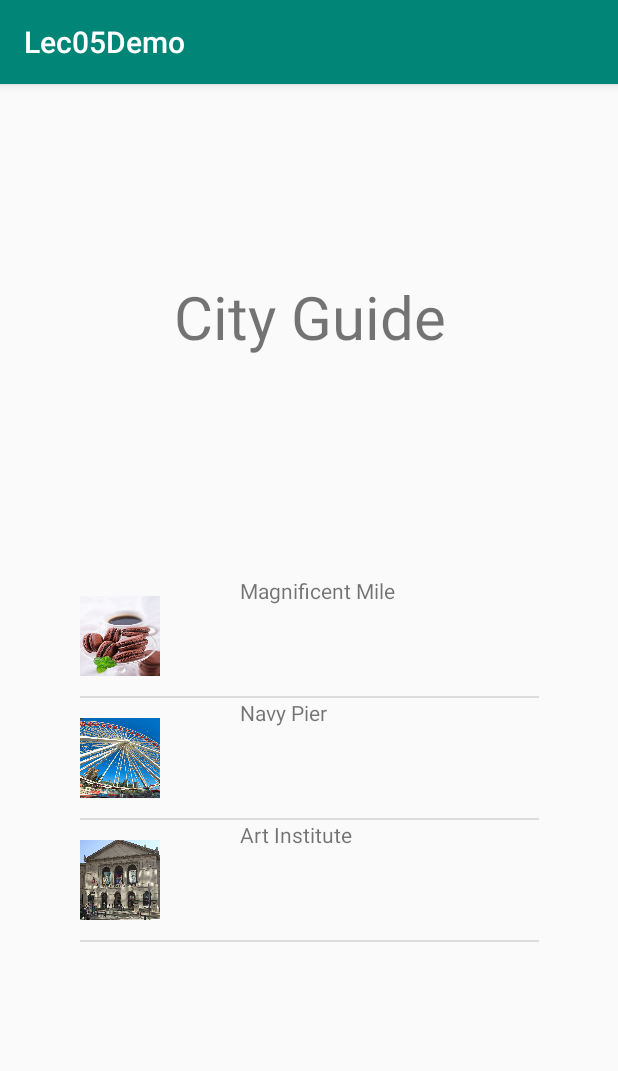
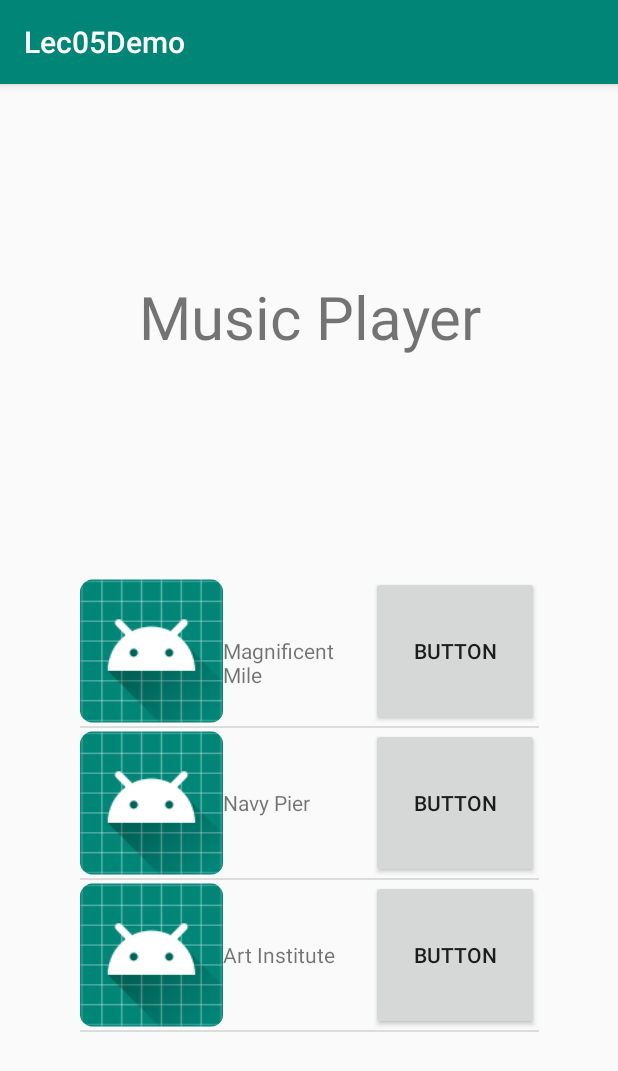
Before and after one commit to Birdielove/Lec05Demo, an Android app: the screen it shows after launch (MainActivity), on a phone screen of 412 x 824 dp. Shown: the top 1071 px of the screen. Run offline under Robolectric (Android 15) with nearby library versions, the phone set to English and light mode, and no system bars.

Commit message:
Music Player in Progress.

```diff
--- a/app/src/main/AndroidManifest.xml
+++ b/app/src/main/AndroidManifest.xml
@@ -9,8 +9,9 @@
         android:roundIcon="@mipmap/ic_launcher_round"
         android:supportsRtl="true"
         android:theme="@style/AppTheme">
-        <activity android:name=".MainActivity">
-            <intent-filter>
+        <activity android:name=".MainActivity"/>
+        <activity android:name=".SplashScreen">
+         <intent-filter>
                 <action android:name="android.intent.action.MAIN" />
 
                 <category android:name="android.intent.category.LAUNCHER" />
--- a/app/src/main/java/com/birdicomputers/lec05demo/CustomAdapter.java
+++ b/app/src/main/java/com/birdicomputers/lec05demo/CustomAdapter.java
@@ -8,6 +8,7 @@ import android.view.View;
 import android.view.ViewGroup;
 import android.widget.ArrayAdapter;
 import android.widget.BaseAdapter;
+import android.widget.Button;
 import android.widget.ImageView;
 import android.widget.TextView;
 import android.widget.Toast;
@@ -45,12 +46,12 @@ public class CustomAdapter extends BaseAdapter {
         if(convertView==null) {
             ListData subjectData=arrayList.get(position);
             LayoutInflater layoutInflater = LayoutInflater.from(parent.getContext());
-            convertView = layoutInflater.inflate(R.layout.list_items, parent, false);
-            TextView tittle = convertView.findViewById(R.id.text);
+            convertView = layoutInflater.inflate(R.layout.layout_items, parent, false);
+            TextView tittle = convertView.findViewById(R.id.textView3);
             tittle.setText(subjectData.attractionNmae.get(position));
-            Drawable img = parent.getResources().getDrawable(subjectData.image.get(position));
-            img.setBounds(0, 0, 80, 80);
-            tittle.setCompoundDrawables(img, null, null, null);
+            //Drawable img = parent.getResources().getDrawable(subjectData.image.get(position));
+            //img.setBounds(0, 0, 80, 80);
+            tittle.setCompoundDrawables(null, null, null, null);
             tittle.setCompoundDrawablePadding(80);
             return convertView;
         }
--- a/app/src/main/java/com/birdicomputers/lec05demo/ListData.java
+++ b/app/src/main/java/com/birdicomputers/lec05demo/ListData.java
@@ -5,6 +5,7 @@ import android.view.LayoutInflater;
 import android.view.View;
 import android.view.ViewGroup;
 import android.widget.BaseAdapter;
+import android.widget.Button;
 import android.widget.TextView;
 
 import java.util.List;
@@ -13,6 +14,7 @@ public class ListData  {
     List<String> attractionNmae;
     List<Integer> image;
 
+
     public ListData(List<String> attractionNmae, List<Integer> image) {
         this.attractionNmae = attractionNmae;
         this.image = image;
--- a/app/src/main/java/com/birdicomputers/lec05demo/MainActivity.java
+++ b/app/src/main/java/com/birdicomputers/lec05demo/MainActivity.java
@@ -3,10 +3,12 @@ package com.birdicomputers.lec05demo;
 import androidx.appcompat.app.AppCompatActivity;
 
 import android.content.Context;
+import android.media.MediaPlayer;
 import android.os.Bundle;
 import android.view.View;
 import android.widget.AdapterView;
 import android.widget.ArrayAdapter;
+import android.widget.Button;
 import android.widget.ListView;
 import android.widget.Toast;
 
@@ -14,13 +16,18 @@ import java.lang.reflect.Array;
 import java.util.ArrayList;
 import java.util.Arrays;
 import java.util.List;
+import java.util.Timer;
+import java.util.TimerTask;
 
 public class MainActivity extends AppCompatActivity {
 
+    MediaPlayer music, drums;
+    Button play, pause;
     @Override
     protected void onCreate(Bundle savedInstanceState) {
         super.onCreate(savedInstanceState);
         setContentView(R.layout.activity_main);
+
         ListView list = findViewById(R.id.list);
         ArrayList<ListData> arrayList = new ArrayList<ListData>();
         List<String> Attractions = Arrays.asList("Magnificent Mile","Navy Pier","Art Institute");
--- /dev/null
+++ b/app/src/main/java/com/birdicomputers/lec05demo/SplashScreen.java
@@ -0,0 +1,28 @@
+package com.birdicomputers.lec05demo;
+
+import androidx.appcompat.app.AppCompatActivity;
+
+import android.content.Intent;
+import android.os.Bundle;
+
+import java.util.Timer;
+import java.util.TimerTask;
+
+public class SplashScreen extends AppCompatActivity {
+
+    @Override
+    protected void onCreate(Bundle savedInstanceState) {
+        super.onCreate(savedInstanceState);
+        setContentView(R.layout.activity_splash_screen);
+        TimerTask task = new TimerTask() {
+            @Override
+            public void run() {
+                Intent mainActivity = new Intent(SplashScreen.this, MainActivity.class);
+                startActivity(mainActivity);
+            }
+        };
+
+        Timer opening = new Timer();
+        opening.schedule(task,100);
+    }
+}
--- a/app/src/main/res/layout/activity_main.xml
+++ b/app/src/main/res/layout/activity_main.xml
@@ -13,8 +13,7 @@
         android:layout_marginStart="1dp"
         android:layout_marginLeft="1dp"
         android:layout_marginTop="128dp"
-        android:layout_marginBottom="1dp"
-        android:text="City Guide"
+        android:text="@string/musicPlayer"
         android:textAlignment="center"
         android:textSize="40sp"
         app:layout_constraintEnd_toEndOf="parent"
--- /dev/null
+++ b/app/src/main/res/layout/activity_splash_screen.xml
@@ -0,0 +1,9 @@
+<?xml version="1.0" encoding="utf-8"?>
+<androidx.constraintlayout.widget.ConstraintLayout xmlns:android="http://schemas.android.com/apk/res/android"
+    xmlns:app="http://schemas.android.com/apk/res-auto"
+    xmlns:tools="http://schemas.android.com/tools"
+    android:layout_width="match_parent"
+    android:layout_height="match_parent"
+    tools:context=".SplashScreen">
+
+</androidx.constraintlayout.widget.ConstraintLayout>
--- /dev/null
+++ b/app/src/main/res/layout/layout_items.xml
@@ -0,0 +1,27 @@
+<?xml version="1.0" encoding="utf-8"?>
+<LinearLayout xmlns:android="http://schemas.android.com/apk/res/android"
+    xmlns:app="http://schemas.android.com/apk/res-auto"
+    android:layout_width="match_parent"
+    android:layout_height="match_parent">
+
+    <ImageView
+        android:id="@+id/musicart"
+        android:layout_width="wrap_content"
+        android:layout_height="100dp"
+        android:layout_weight="1"
+        app:srcCompat="@mipmap/ic_launcher" />
+
+    <TextView
+        android:id="@+id/textView3"
+        android:layout_width="75dp"
+        android:layout_height="61dp"
+        android:layout_weight="1"
+        android:text="TextView" />
+
+    <Button
+        android:id="@+id/button5"
+        android:layout_width="wrap_content"
+        android:layout_height="100dp"
+        android:layout_weight="1"
+        android:text="Button" />
+</LinearLayout>
--- a/app/src/main/res/values/strings.xml
+++ b/app/src/main/res/values/strings.xml
@@ -3,4 +3,5 @@
     <string name="pier">Navy Pier Image</string>
     <string name="water">Water Tower Iamge</string>
     <string name="willis">Willis Tower Image</string>
+    <string name="musicPlayer">Music Player</string>
 </resources>
```
